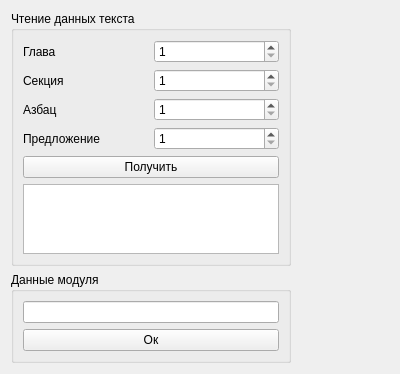
This is seviz/modules/EngineTest/enginetestwidget.ui in eltimen/seviz as Qt 5 draws it before an edit. The edited form follows.
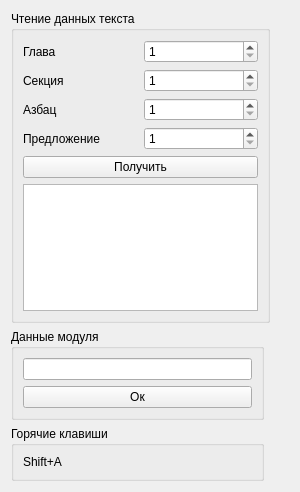
This is the edited form.

Patch:
```diff
--- a/seviz/modules/EngineTest/enginetestwidget.ui
+++ b/seviz/modules/EngineTest/enginetestwidget.ui
@@ -6,15 +6,64 @@
    <rect>
     <x>0</x>
     <y>0</y>
-    <width>400</width>
-    <height>351</height>
+    <width>300</width>
+    <height>492</height>
    </rect>
   </property>
   <property name="windowTitle">
    <string>Form</string>
   </property>
   <layout class="QGridLayout" name="gridLayout_2">
-   <item row="0" column="0">
+   <item row="2" column="0">
+    <widget class="QGroupBox" name="groupBox_2">
+     <property name="title">
+      <string>Данные модуля</string>
+     </property>
+     <layout class="QVBoxLayout" name="verticalLayout_2">
+      <item>
+       <widget class="QLineEdit" name="lineEdit">
+        <property name="text">
+         <string/>
+        </property>
+       </widget>
+      </item>
+      <item>
+       <widget class="QPushButton" name="customDataSaveButton">
+        <property name="text">
+         <string>Ок</string>
+        </property>
+       </widget>
+      </item>
+     </layout>
+    </widget>
+   </item>
+   <item row="4" column="0">
+    <spacer name="verticalSpacer">
+     <property name="orientation">
+      <enum>Qt::Vertical</enum>
+     </property>
+     <property name="sizeHint" stdset="0">
+      <size>
+       <width>20</width>
+       <height>40</height>
+      </size>
+     </property>
+    </spacer>
+   </item>
+   <item row="1" column="2">
+    <spacer name="horizontalSpacer">
+     <property name="orientation">
+      <enum>Qt::Horizontal</enum>
+     </property>
+     <property name="sizeHint" stdset="0">
+      <size>
+       <width>40</width>
+       <height>20</height>
+      </size>
+     </property>
+    </spacer>
+   </item>
+   <item row="1" column="0" colspan="2">
     <widget class="QGroupBox" name="groupBox">
      <property name="title">
       <string>Чтение данных текста</string>
@@ -109,55 +158,22 @@
      </layout>
     </widget>
    </item>
-   <item row="0" column="1">
-    <spacer name="horizontalSpacer">
-     <property name="orientation">
-      <enum>Qt::Horizontal</enum>
-     </property>
-     <property name="sizeHint" stdset="0">
-      <size>
-       <width>40</width>
-       <height>20</height>
-      </size>
-     </property>
-    </spacer>
-   </item>
-   <item row="1" column="0">
-    <widget class="QGroupBox" name="groupBox_2">
+   <item row="3" column="0">
+    <widget class="QGroupBox" name="groupBox_3">
      <property name="title">
-      <string>Данные модуля</string>
+      <string>Горячие клавиши</string>
      </property>
-     <layout class="QVBoxLayout" name="verticalLayout_2">
+     <layout class="QHBoxLayout" name="horizontalLayout">
       <item>
-       <widget class="QLineEdit" name="lineEdit">
+       <widget class="QLabel" name="label_5">
         <property name="text">
-         <string/>
-        </property>
-       </widget>
-      </item>
-      <item>
-       <widget class="QPushButton" name="customDataSaveButton">
-        <property name="text">
-         <string>Ок</string>
+         <string>Shift+A</string>
         </property>
        </widget>
       </item>
      </layout>
     </widget>
    </item>
-   <item row="2" column="0">
-    <spacer name="verticalSpacer">
-     <property name="orientation">
-      <enum>Qt::Vertical</enum>
-     </property>
-     <property name="sizeHint" stdset="0">
-      <size>
-       <width>20</width>
-       <height>40</height>
-      </size>
-     </property>
-    </spacer>
-   </item>
   </layout>
  </widget>
  <resources/>
```
